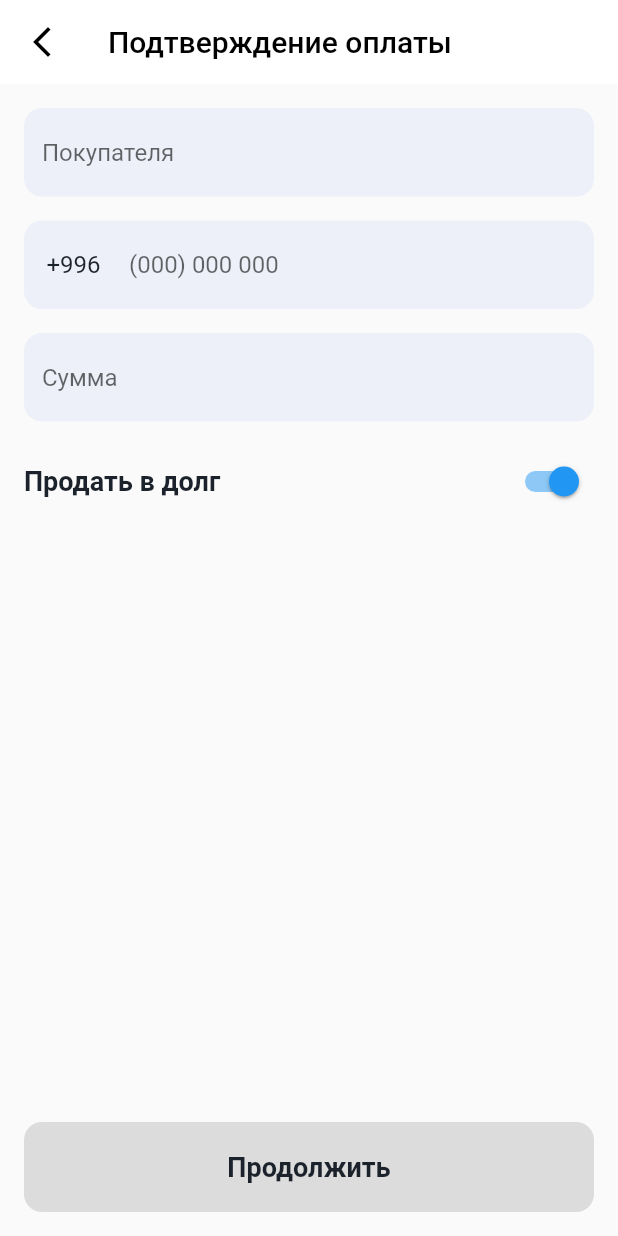
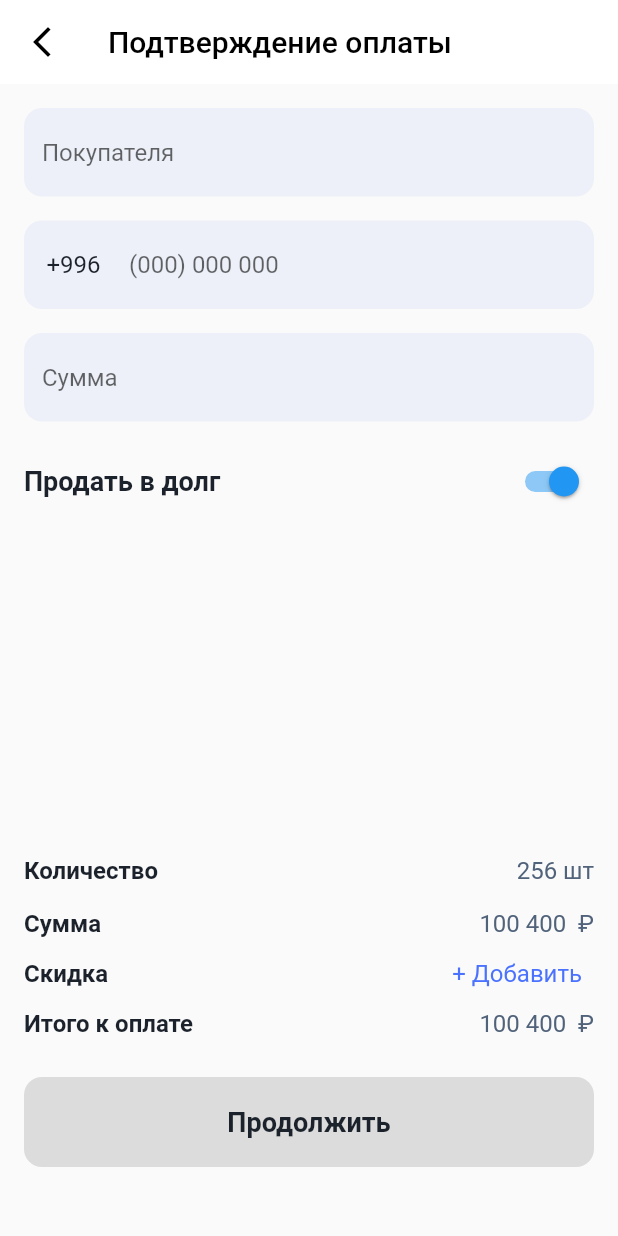
Before and after one commit to VladislavA966/Neobis_Flutter_Figma, a Flutter app: the GetOrderPage screen opened directly, on a phone screen of 412 x 824 dp. Run offline on Flutter 3.47's test engine with Material 2 defaults, Android fonts, the light colour scheme and no system bars; our stand-ins replace toggle_switch.

Commit message:
fourth commit

```diff
--- a/lib/internal/application.dart
+++ b/lib/internal/application.dart
@@ -1,7 +1,9 @@
 import 'package:flutter/material.dart';
 import 'package:neonis_fourth_week_app/presentation/common_widgets/bottom_navigation_bar.dart';
-import 'package:neonis_fourth_week_app/presentation/screens/item_info.dart';
-import 'package:neonis_fourth_week_app/presentation/screens/items_screen.dart';
+
+
+
+
 
 class MyApp extends StatelessWidget {
   const MyApp({super.key});
@@ -10,7 +12,7 @@ class MyApp extends StatelessWidget {
   Widget build(BuildContext context) {
     return const MaterialApp(
       debugShowCheckedModeBanner: false,
-      home: ItemsScreen(),
+      home: MyBottomNavigationBar()
     );
   }
 }
--- a/lib/presentation/common_widgets/main_screen_widgets.dart/custom_container.dart
+++ b/lib/presentation/common_widgets/main_screen_widgets.dart/custom_container.dart
@@ -1,5 +1,5 @@
 import 'package:flutter/material.dart';
-import 'package:neonis_fourth_week_app/domain/app_colors/app_colors.dart';
+
 import 'package:neonis_fourth_week_app/domain/app_fonts/app_fonts.dart';
 
 class CustomContainer extends StatelessWidget {
@@ -9,13 +9,20 @@ class CustomContainer extends StatelessWidget {
   final String name;
   final String image;
   final Color bgColor;
-  const CustomContainer({super.key,  required this.price, required this.name, required this.image, required this.colorName, required this.colorPrice, required this.bgColor});
+  const CustomContainer(
+      {super.key,
+      required this.price,
+      required this.name,
+      required this.image,
+      required this.colorName,
+      required this.colorPrice,
+      required this.bgColor});
 
   @override
   Widget build(BuildContext context) {
     return Container(
       width: 190,
-      height: 80,
+      height: 100,
       decoration: BoxDecoration(
         color: bgColor,
         borderRadius: BorderRadius.circular(
@@ -25,14 +32,22 @@ class CustomContainer extends StatelessWidget {
       child: Padding(
         padding: const EdgeInsets.all(15),
         child: Column(
-      mainAxisAlignment: MainAxisAlignment.center,
           children: [
-            Text(
-              name,
-              style: AppFonts.s14w400.copyWith(color: colorName),
-
+            Row(
+              mainAxisAlignment: MainAxisAlignment.spaceBetween,
+              children: [
+                Text(
+                  name,
+                  style: AppFonts.s14w400.copyWith(color: colorName),
+                ),
+                const SizedBox(
+                  width: 10,
+                ),
+              ],
             ),
-            const SizedBox(height: 25,),
+            const SizedBox(
+              height: 25,
+            ),
             Row(
               mainAxisAlignment: MainAxisAlignment.spaceBetween,
               children: [
@@ -41,7 +56,6 @@ class CustomContainer extends StatelessWidget {
                   style: AppFonts.s18w700.copyWith(
                     color: colorPrice,
                   ),
-
                 ),
                 Image.asset(image)
               ],
--- /dev/null
+++ b/lib/presentation/common_widgets/paying_page_widgets/summary_row_widget.dart
@@ -0,0 +1,72 @@
+
+import 'package:flutter/material.dart';
+import 'package:neonis_fourth_week_app/domain/app_colors/app_colors.dart';
+import 'package:neonis_fourth_week_app/domain/app_fonts/app_fonts.dart';
+
+enum SummaryRowState { quantity, summ, discount, paid }
+
+class SummaryRow extends StatelessWidget {
+  final SummaryRowState state;
+  const SummaryRow({
+    Key? key,
+    required this.state,
+  }) : super(key: key);
+
+  @override
+  Widget build(BuildContext context) {
+    String title = '';
+    String content = '';
+
+    switch (state) {
+      case SummaryRowState.quantity:
+        title = 'Количество';
+        content = '256 шт';
+        break;
+      case SummaryRowState.summ:
+        title = 'Сумма';
+        content = '100 400  ₽';
+      case SummaryRowState.discount:
+        title = 'Скидка';
+        content = '  + Добавить';
+        break;
+      case SummaryRowState.paid:
+        title = 'Итого к оплате';
+        content = '100 400  ₽';
+        break;
+    }
+
+    return Row(
+      mainAxisAlignment: MainAxisAlignment.spaceBetween,
+      children: [
+        Text(
+          title,
+          style: AppFonts.s16w600.copyWith(
+            color: AppColors.textBlack,
+          ),
+        ),
+        _buildContentWidget(content),
+      ],
+    );
+  }
+
+  Widget _buildContentWidget(String content) {
+    if (state == SummaryRowState.discount) {
+      return TextButton(
+        onPressed: () {},
+        child: Text(
+          content,
+          style: AppFonts.s16w400.copyWith(
+            color: AppColors.textViolet,
+          ),
+        ),
+      );
+    } else {
+      return Text(
+        content,
+        style: AppFonts.s16w400.copyWith(
+          color: AppColors.textGrey,
+        ),
+      );
+    }
+  }
+}
--- a/lib/presentation/screens/get_order_screen.dart
+++ b/lib/presentation/screens/get_order_screen.dart
@@ -4,6 +4,7 @@ import 'package:neonis_fourth_week_app/domain/app_fonts/app_fonts.dart';
 import 'package:neonis_fourth_week_app/presentation/common_widgets/items_page_widget.dart/custom_text_field.dart';
 import 'package:neonis_fourth_week_app/presentation/common_widgets/items_page_widget.dart/yellow_button.dart';
 import 'package:neonis_fourth_week_app/presentation/common_widgets/order_page_widgets.dart/order_text_field.dart';
+import 'package:neonis_fourth_week_app/presentation/common_widgets/paying_page_widgets/summary_row_widget.dart';
 
 class GetOrderPage extends StatefulWidget {
   const GetOrderPage({super.key});
@@ -82,7 +83,30 @@ class _GetOrderPageState extends State<GetOrderPage> {
                 ),
               ],
             ),
-            const  Spacer(),
+            const Spacer(),
+            const Column(
+              mainAxisAlignment: MainAxisAlignment.spaceBetween,
+              children: [
+                SummaryRow(
+                  state: SummaryRowState.quantity,
+                ),
+                SizedBox(
+                  height: 16,
+                ),
+                SummaryRow(
+                  state: SummaryRowState.summ,
+                ),
+                SummaryRow(
+                  state: SummaryRowState.discount,
+                ),
+                SummaryRow(
+                  state: SummaryRowState.paid,
+                ),
+                SizedBox(
+                  height: 26,
+                ),
+              ],
+            ),
             YellowButton(
               buttonWidget: Text(
                 'Продолжить',
@@ -92,6 +116,9 @@ class _GetOrderPageState extends State<GetOrderPage> {
               width: 380,
               onTap: null,
             ),
+            SizedBox(
+              height: 30,
+            ),
           ],
         ),
       ),
--- a/lib/presentation/screens/main_screen.dart
+++ b/lib/presentation/screens/main_screen.dart
@@ -6,6 +6,7 @@ import 'package:neonis_fourth_week_app/presentation/common_widgets/main_screen_w
 import 'package:neonis_fourth_week_app/presentation/common_widgets/main_screen_widgets.dart/text_button.dart';
 import 'package:neonis_fourth_week_app/presentation/common_widgets/main_screen_widgets.dart/texts_column.dart';
 import 'package:neonis_fourth_week_app/presentation/common_widgets/main_screen_widgets.dart/toggle_switch.dart';
+import 'package:neonis_fourth_week_app/presentation/screens/items_screen.dart';
 
 class MainScreen extends StatefulWidget {
   const MainScreen({Key? key}) : super(key: key);
@@ -28,7 +29,7 @@ class _MainScreenState extends State<MainScreen> {
               Row(
                 mainAxisAlignment: MainAxisAlignment.spaceBetween,
                 children: [
-                  FirstColumn(),
+                  const FirstColumn(),
                   IconButton(
                     onPressed: () {},
                     icon: const Icon(
@@ -116,7 +117,14 @@ class _MainScreenState extends State<MainScreen> {
                 mainAxisAlignment: MainAxisAlignment.spaceBetween,
                 children: [
                   CustomButton(
-                    onTap: () {},
+                    onTap: () {
+                      Navigator.push(
+                        context,
+                        MaterialPageRoute(
+                          builder: (context) => const ItemsScreen(),
+                        ),
+                      );
+                    },
                     buttonType: ButtonType.Buy,
                   ),
                   CustomButton(
```
